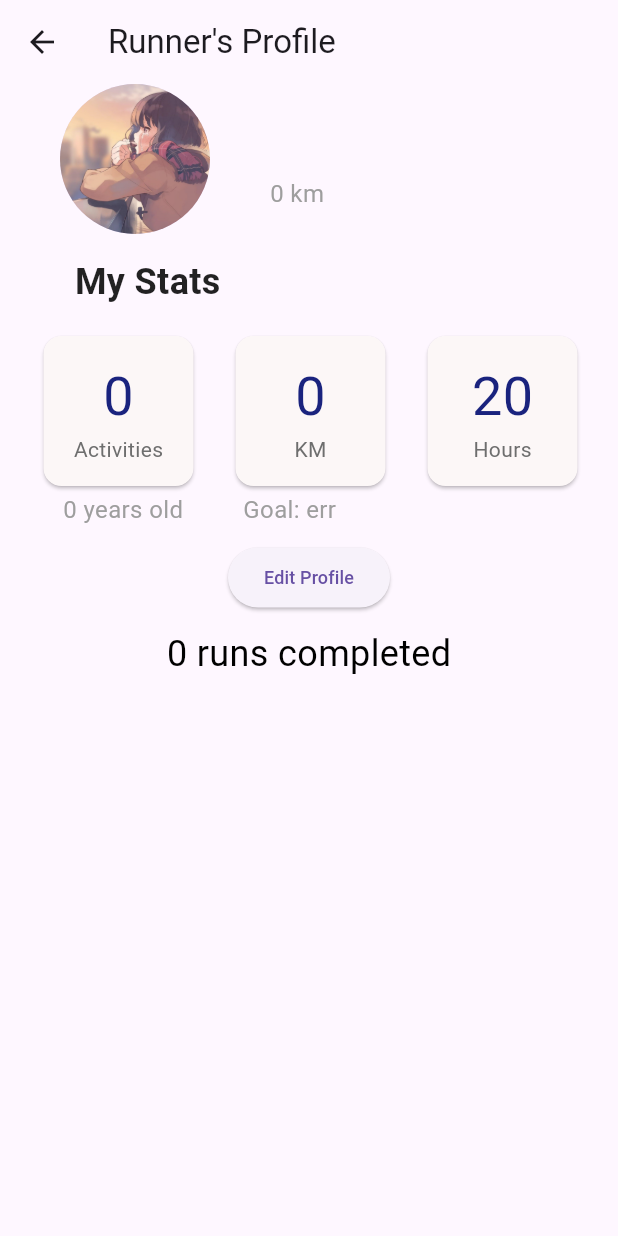
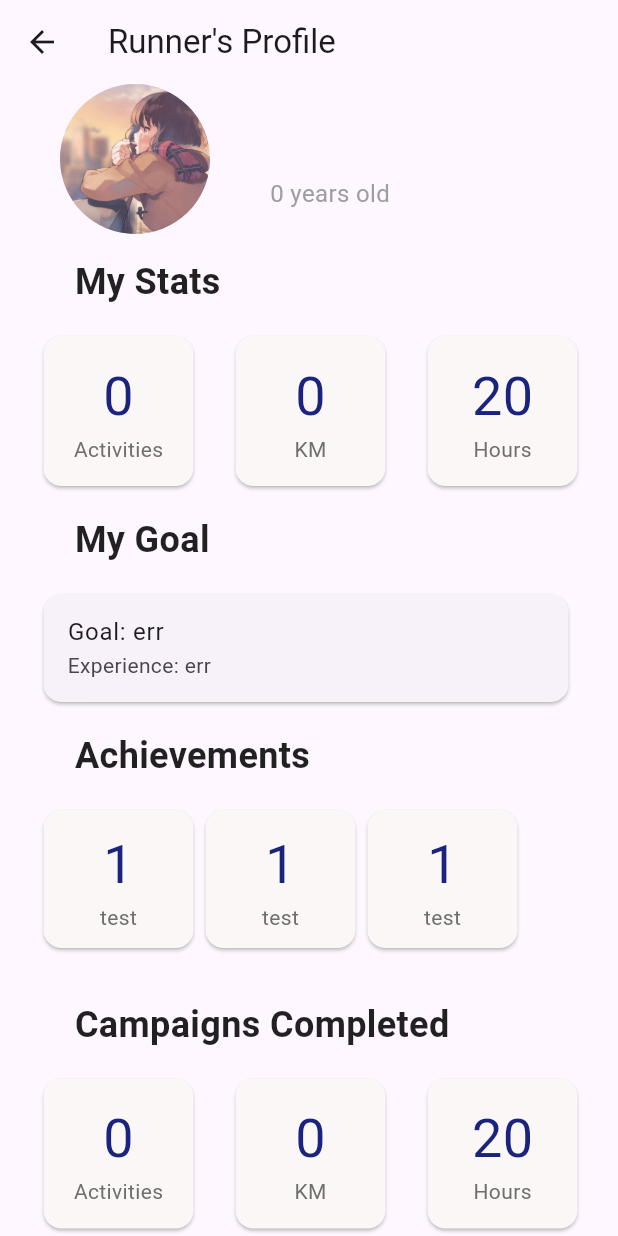
Before and after one commit to martout2002/RunnersHigh, a Flutter app: the UserProfilePage screen opened by its route, on a phone screen of 412 x 824 dp. Run offline on Flutter 3.47's test engine with Material 3 defaults, Android fonts, the phone set to English and light mode, and no system bars; our stand-ins replace cloud_firestore, firebase_auth, firebase_core, firebase_database, flutter_dotenv, flutter_gemini and 7 more; accounts and stored records are empty; network calls fail; Roboto replaces fonts that are missing (Kanit).

Commit message:
Re did ui for user page

```diff
--- a/lib/UserProfilePage.dart
+++ b/lib/UserProfilePage.dart
@@ -24,6 +24,7 @@ class _UserProfilePageState extends State<UserProfilePage> {
   var goal = "err";
   var total_km = 0;
   var profileImage = "";
+
 
   // DatabaseReference? ref;
 
@@ -89,6 +90,7 @@ class _UserProfilePageState extends State<UserProfilePage> {
                           );
                         },
                         child: CircleAvatar(
+
                           foregroundImage: profileImage == ""
                             ? const AssetImage('assets/images/pfp.jpg')
                             : MemoryImage(base64Decode(profileImage)),
@@ -110,7 +112,7 @@ class _UserProfilePageState extends State<UserProfilePage> {
                       ),
                       // Display total km ran here
                       Text(
-                        "$total_km km",
+                        "$age years old",
                         style: const TextStyle(
                           fontSize: 16,
                           color: Colors.grey,
@@ -129,7 +131,7 @@ class _UserProfilePageState extends State<UserProfilePage> {
                           fontWeight: FontWeight.bold,
                         ))),
               Padding(
-              padding: EdgeInsets.fromLTRB(25, 15, 0, 0),
+              padding: EdgeInsets.fromLTRB(25, 15, 0, 15),
               child:
               Row(
                 children: [
@@ -155,52 +157,97 @@ class _UserProfilePageState extends State<UserProfilePage> {
                     ],
                   ),
                 ],
+              ),),
+              Text("        My Goal",
+                      style: GoogleFonts.kanit(
+                        textStyle: const TextStyle(
+                          color: Colors.black87,
+                          fontSize: 24,
+                          fontWeight: FontWeight.bold,
+                ))),
+              Padding(padding: EdgeInsets.fromLTRB(25, 15, 0, 15),
+              child:
+              Card(
+                child: Column(
+                  children: [
+                    Container(
+                      width: 350, // Specify the desired width
+                      child: ListTile(
+                        title: Text("Goal: $goal"),
+                        subtitle: Text("Experience: $exp"),
                       ),
+                    )
+                  ],
                 ),
-
+              )),
+              Text("        Achievements",
+                      style: GoogleFonts.kanit(
+                        textStyle: const TextStyle(
+                          color: Colors.black87,
+                          fontSize: 24,
+                          fontWeight: FontWeight.bold,
+                        ))),
+              Padding(padding: EdgeInsets.fromLTRB(25, 15, 0, 15),
+              child:
               Row(
                 children: [
-
-
-                  Text(
-                    '          $age years old',
-                    style: const TextStyle(
-                      fontSize: 16,
-                      color: Colors.grey,
+                  Container(
+                    height: 100, // Specify the desired height for scrolling
+                    child: SingleChildScrollView(
+                      scrollDirection: Axis.horizontal,
+                      child: Row(
+                        children: [
+                          ProfileRunWidget(1, "test"),
+                          ProfileRunWidget(1, "test"),
+                          ProfileRunWidget(1, "test"),
+                          //ProfileRunWidget(1, "test"),
+                          //ProfileRunWidget(1, "test"),
+                        ],
                       ),
-                  ),
-                  const SizedBox(width: 40),
-                  Text(
-                    'Goal: $goal',
-                    style: const TextStyle(
-                      fontSize: 16,
-                      color: Colors.grey,
                     ),
                   ),
                 ],
+              ),),
+              Padding(padding: EdgeInsets.fromLTRB(0, 15, 0, 0),
+              child:
+              Text("        Campaigns Completed",
+                      style: GoogleFonts.kanit(
+                        textStyle: const TextStyle(
+                          color: Colors.black87,
+                          fontSize: 24,
+                          fontWeight: FontWeight.bold,
+                        )))),
+              Padding(
+              padding: EdgeInsets.fromLTRB(25, 15, 0, 15),
+              child:
+              Row(
+                children: [
+                  Row(
+                    mainAxisAlignment: MainAxisAlignment.spaceEvenly,
+                    children: [
+                      Row(
+                        children: [
+                          Padding(
+                            padding: const EdgeInsets.only(right: 0),
+                            child: ProfileRunWidget(num_of_runs, 'Activities'),
                           ),
-              const SizedBox(height: 10),
-              Center(
-                child: ElevatedButton(
-                  onPressed: () {
-                    // TODO: Implement edit profile functionality
-                  },
-                  child: const Text(
-                    'Edit Profile',
-                    style: TextStyle(fontSize: 12),
+                          Padding(
+                            padding: const EdgeInsets.only(left: 20),
+                            child: ProfileRunWidget(total_km, 'KM'),
                           ),
+                          Padding(
+                            padding: const EdgeInsets.only(left: 20),
+                            child: ProfileRunWidget(20, 'Hours'),
                           ),
+                        ],
                       ),
-              const SizedBox(height: 10),
-              Center(
-                child: Text(
-                  '$num_of_runs runs completed',
-                  style: const TextStyle(
-                    fontSize: 24,
-                    color: Colors.black,
+                    ],
                   ),
-                ),
-              ),
+                ],
+              ),),
+
+
+
             ],
           ),
         ]),
```
Also changed, not shown: lib/popup/changeProfileImage.dart (+0 -49 lines). Lines whose indentation alone changed are shown as unchanged.
